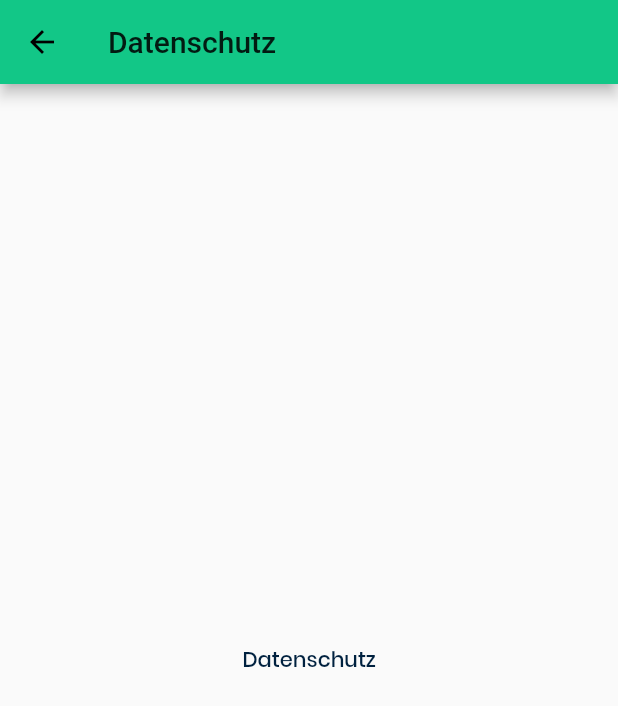
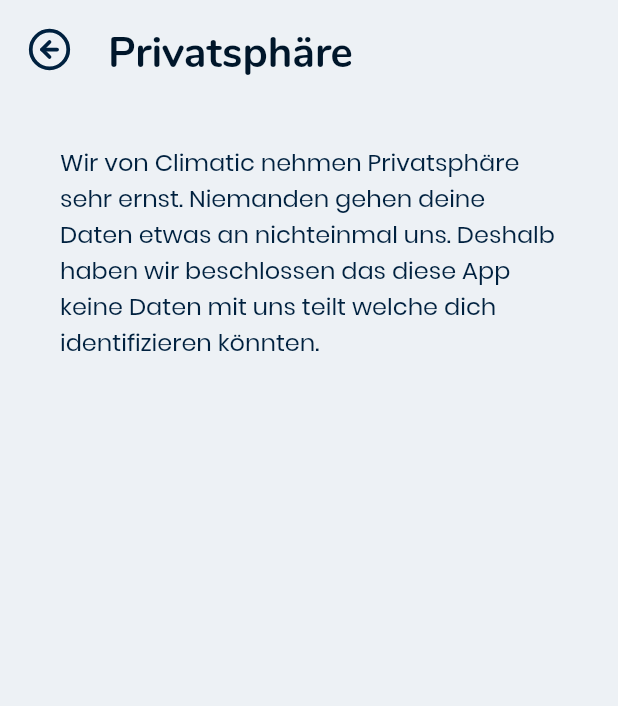
Before and after one commit to OpenClimatic/climatic-client, a Flutter app: the Datenschutz screen opened directly, on a phone screen of 412 x 824 dp. Shown: the top 706 px of the screen. Run offline on Flutter 3.47's test engine with Material 2 defaults, Android fonts, the phone set to English and light mode, and no system bars; our stand-ins replace custom_radio_grouped_button, feather_icons_flutter, flutter_secure_storage, percent_indicator; missing offline and left inert: dynamic_custom_theme, flutter_circular_chart; accounts and stored records are empty.

Commit message:
added Datenschutz screen

```diff
--- a/client/lib/pages/settings/Datenschutz.dart
+++ b/client/lib/pages/settings/Datenschutz.dart
@@ -1,4 +1,6 @@
 import 'package:flutter/material.dart';
+import 'package:feather_icons_flutter/feather_icons_flutter.dart';
+import 'package:client/themes/theme.dart';
 
 class Datenschutz extends StatefulWidget {
   Datenschutz({Key key}) : super(key: key);
@@ -11,11 +13,38 @@ class _DatenschutzState extends State<Datenschutz> {
   @override
   Widget build(BuildContext context) {
     return Scaffold(
-        appBar: AppBar(
-          title: Text("Datenschutz"),
+      backgroundColor: snapshot.data.colorScheme.background,
+      appBar: AppBar(
+        leading: Padding(
+          padding: const EdgeInsets.fromLTRB(10, 10, 0, 0),
+          child: IconButton(
+            icon: Icon(
+              FeatherIcons.arrowLeftCircle,
+              size: 32,
+              color: snapshot.data.colorScheme.onSurface,
+            ),
+            onPressed: () {
+              Navigator.pop(context);
+            },
+          ),
         ),
-        body: Center(
-          child: Text("Datenschutz"),
-        ));
+        title: Padding(
+          padding: const EdgeInsets.fromLTRB(0, 15, 0.0, 0),
+          child: Text(
+            "Privatsphäre",
+            style: snapshot.data.textTheme.headline2,
+          ),
+        ),
+        backgroundColor: snapshot.data.colorScheme.background,
+        elevation: 0,
+      ),
+      body: Padding(
+        padding: const EdgeInsets.all(40.0),
+        child: Text(
+          "Wir von Climatic nehmen Privatsphäre sehr ernst. Niemanden gehen deine Daten etwas an nichteinmal uns. Deshalb haben wir beschlossen das diese App keine Daten mit uns teilt welche dich identifizieren könnten.",
+          style: snapshot.data.textTheme.bodyText1,
+        ),
+      ),
+    );
   }
 }
--- a/client/lib/pages/settings/Support.dart
+++ b/client/lib/pages/settings/Support.dart
@@ -14,6 +14,7 @@ class _SupportState extends State<Support> {
   @override
   Widget build(BuildContext context) {
     return Scaffold(
+        backgroundColor: snapshot.data.colorScheme.background,
         appBar: AppBar(
           leading: Padding(
             padding: const EdgeInsets.fromLTRB(10, 10, 0, 0),
@@ -31,7 +32,7 @@ class _SupportState extends State<Support> {
           title: Padding(
             padding: const EdgeInsets.fromLTRB(0, 15, 0.0, 0),
             child: Text(
-              "Einstellungen",
+              "Hilfe",
               style: snapshot.data.textTheme.headline2,
             ),
           ),
```
